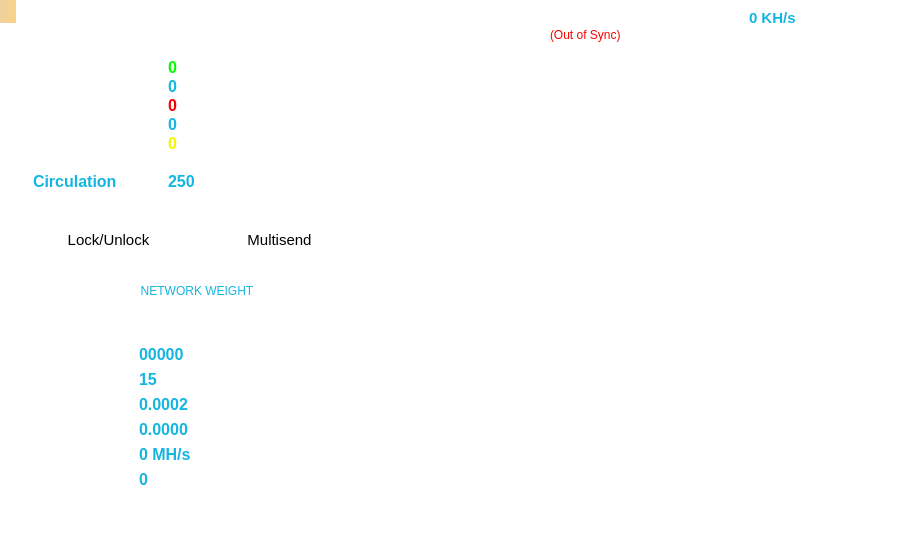
The window that src/qt/forms/overviewpage.ui (FlapXCoin/flapxcoin) describes before a commit, drawn with Qt 5.
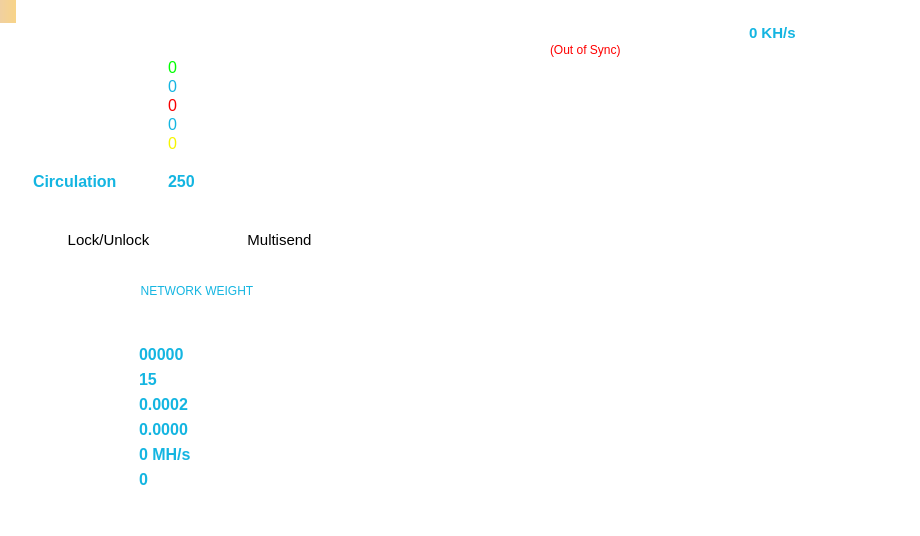
The same window after the commit. Icons and pictures are not drawn.

Commit message: removed bold overview

```diff
--- a/src/qt/forms/overviewpage.ui
+++ b/src/qt/forms/overviewpage.ui
@@ -990,7 +990,7 @@
                     <item row="1" column="1">
                      <widget class="QLabel" name="labelStake">
                       <property name="sizePolicy">
-                       <sizepolicy hsizetype="Expanding" vsizetype="Preferred">
+                       <sizepolicy hsizetype="Expanding" vsizetype="Minimum">
                         <horstretch>0</horstretch>
                         <verstretch>0</verstretch>
                        </sizepolicy>
@@ -1116,8 +1116,8 @@
                       <property name="font">
                        <font>
                         <pointsize>12</pointsize>
-                        <weight>75</weight>
-                        <bold>true</bold>
+                        <weight>50</weight>
+                        <bold>false</bold>
                        </font>
                       </property>
                       <property name="cursor">
@@ -1557,7 +1557,7 @@
                     <item row="0" column="1">
                      <widget class="QLabel" name="labelBalance">
                       <property name="sizePolicy">
-                       <sizepolicy hsizetype="Expanding" vsizetype="Preferred">
+                       <sizepolicy hsizetype="Expanding" vsizetype="Minimum">
                         <horstretch>0</horstretch>
                         <verstretch>0</verstretch>
                        </sizepolicy>
@@ -1683,8 +1683,8 @@
                       <property name="font">
                        <font>
                         <pointsize>12</pointsize>
-                        <weight>75</weight>
-                        <bold>true</bold>
+                        <weight>50</weight>
+                        <bold>false</bold>
                        </font>
                       </property>
                       <property name="cursor">
@@ -1707,7 +1707,7 @@
                     <item row="4" column="1">
                      <widget class="QLabel" name="labelTotal">
                       <property name="sizePolicy">
-                       <sizepolicy hsizetype="Expanding" vsizetype="Preferred">
+                       <sizepolicy hsizetype="Expanding" vsizetype="Minimum">
                         <horstretch>0</horstretch>
                         <verstretch>0</verstretch>
                        </sizepolicy>
@@ -1833,8 +1833,8 @@
                       <property name="font">
                        <font>
                         <pointsize>12</pointsize>
-                        <weight>75</weight>
-                        <bold>true</bold>
+                        <weight>50</weight>
+                        <bold>false</bold>
                        </font>
                       </property>
                       <property name="cursor">
@@ -1995,7 +1995,7 @@
                     <item row="3" column="1">
                      <widget class="QLabel" name="labelImmature">
                       <property name="sizePolicy">
-                       <sizepolicy hsizetype="Expanding" vsizetype="Preferred">
+                       <sizepolicy hsizetype="Expanding" vsizetype="Minimum">
                         <horstretch>0</horstretch>
                         <verstretch>0</verstretch>
                        </sizepolicy>
@@ -2121,8 +2121,8 @@
                       <property name="font">
                        <font>
                         <pointsize>12</pointsize>
-                        <weight>75</weight>
-                        <bold>true</bold>
+                        <weight>50</weight>
+                        <bold>false</bold>
                        </font>
                       </property>
                       <property name="cursor">
@@ -2145,7 +2145,7 @@
                     <item row="2" column="1">
                      <widget class="QLabel" name="labelUnconfirmed">
                       <property name="sizePolicy">
-                       <sizepolicy hsizetype="Expanding" vsizetype="Preferred">
+                       <sizepolicy hsizetype="Expanding" vsizetype="Minimum">
                         <horstretch>0</horstretch>
                         <verstretch>0</verstretch>
                        </sizepolicy>
@@ -2271,8 +2271,8 @@
                       <property name="font">
                        <font>
                         <pointsize>12</pointsize>
-                        <weight>75</weight>
-                        <bold>true</bold>
+                        <weight>50</weight>
+                        <bold>false</bold>
                        </font>
                       </property>
                       <property name="cursor">
@@ -6743,7 +6743,7 @@
              <number>0</number>
             </property>
             <property name="topMargin">
-             <number>0</number>
+             <number>15</number>
             </property>
             <property name="rightMargin">
              <number>15</number>
@@ -7086,7 +7086,7 @@
                </property>
                <item row="3" column="0">
                 <layout class="QGridLayout" name="gridLayout_4">
-                 <item row="0" column="0" rowspan="2" colspan="2">
+                 <item row="1" column="0" colspan="2">
                   <widget class="QListView" name="listTransactions">
                    <property name="sizePolicy">
                     <sizepolicy hsizetype="Expanding" vsizetype="Expanding">
```
Left out of the diff: 114 changed lines with no effect on the pictures.
